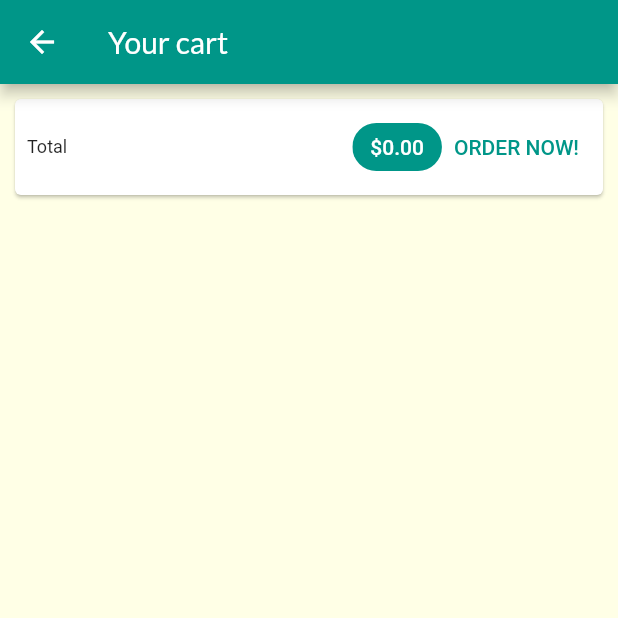
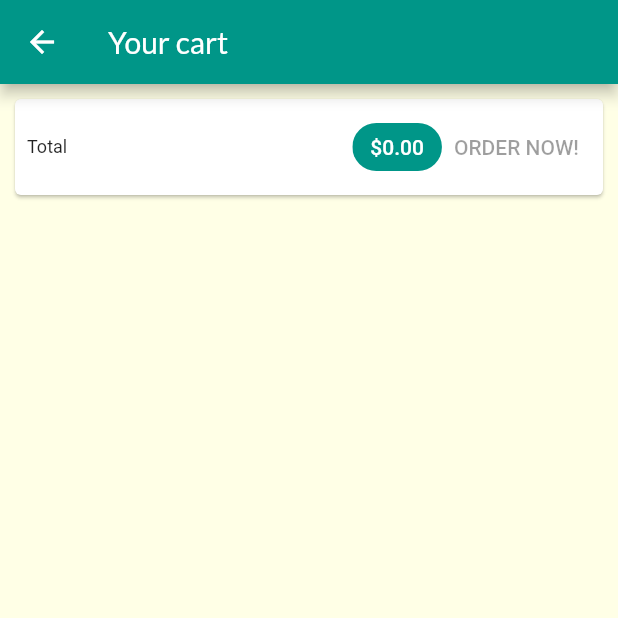
Before and after one commit to Spiritfaer/shop_app, a Flutter app: the CartScreen screen opened by its route, on a phone screen of 412 x 824 dp, the top half of it. Run offline on Flutter 3.47's test engine with Material 2 defaults, Android fonts, the phone set to English and light mode, and no system bars; network calls fail.

Commit message:
update orders logic with http requiest

```diff
--- a/lib/screen/cart_screen.dart
+++ b/lib/screen/cart_screen.dart
@@ -40,15 +40,7 @@ class CartScreen extends StatelessWidget {
                     ),
                     backgroundColor: Theme.of(context).primaryColor,
                   ),
-                  TextButton(
-                    onPressed: () {
-                      Provider.of<Orders>(context, listen: false).addOrder(
-                          cartData.items.values.toList(), cartData.itemSum);
-                      cartData.clearCart();
-                      Navigator.pop(context);
-                    },
-                    child: Text('ORDER NOW!'),
-                  ),
+                  _OrdersButton(cartData: cartData),
                 ],
               ),
             ),
@@ -76,3 +68,41 @@ class CartScreen extends StatelessWidget {
     );
   }
 }
+
+class _OrdersButton extends StatefulWidget {
+  const _OrdersButton({
+    Key key,
+    @required this.cartData,
+  }) : super(key: key);
+
+  final Cart cartData;
+
+  @override
+  __OrdersButtonState createState() => __OrdersButtonState();
+}
+
+class __OrdersButtonState extends State<_OrdersButton> {
+  bool _isLoading = false;
+
+  @override
+  Widget build(BuildContext context) {
+    return TextButton(
+      onPressed: (widget.cartData.itemSum <= 0 || _isLoading)
+          ? null
+          : () async {
+              setState(() {
+                _isLoading = true;
+              });
+              await Provider.of<Orders>(context, listen: false).addOrder(
+                  widget.cartData.items.values.toList(),
+                  widget.cartData.itemSum);
+              setState(() {
+                _isLoading = false;
+              });
+              widget.cartData.clearCart();
+              Navigator.pop(context);
+            },
+      child: _isLoading ? CircularProgressIndicator() : Text('ORDER NOW!'),
+    );
+  }
+}
```
Also changed, not shown: lib/providers/orders.dart (+32 -3 lines).
